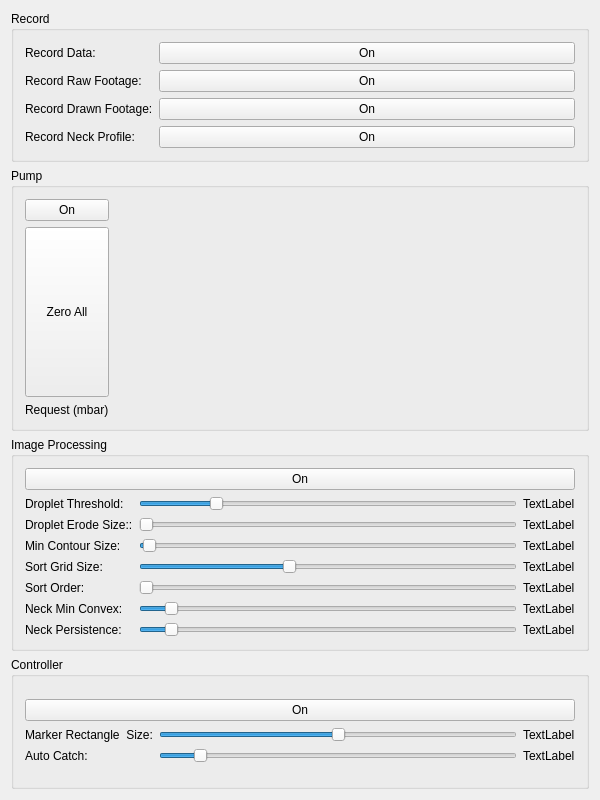
The window that EVA00/ueva/dashboard.ui (DaveSketchySpeedway/RoboDrop) describes before a commit, drawn with Qt 5.
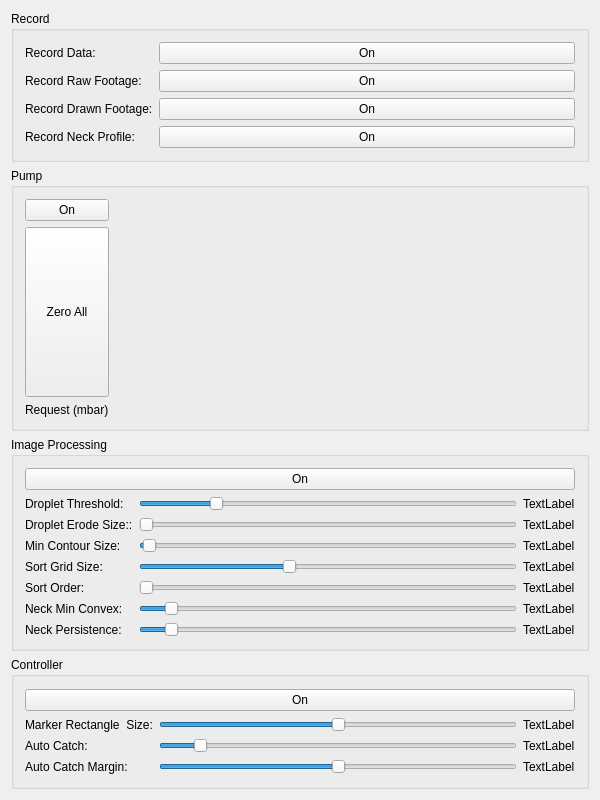
The same window after the commit.

Commit message: added auto margin, added and fixed global reset tuned observer to fix estimate divergence

Patch:
```diff
--- a/EVA00/ueva/dashboard.ui
+++ b/EVA00/ueva/dashboard.ui
@@ -523,6 +523,39 @@
           </property>
          </widget>
         </item>
+        <item row="3" column="1">
+         <widget class="QSlider" name="autoMarginSlider">
+          <property name="minimum">
+           <number>0</number>
+          </property>
+          <property name="maximum">
+           <number>200</number>
+          </property>
+          <property name="pageStep">
+           <number>1</number>
+          </property>
+          <property name="value">
+           <number>100</number>
+          </property>
+          <property name="orientation">
+           <enum>Qt::Horizontal</enum>
+          </property>
+         </widget>
+        </item>
+        <item row="3" column="0">
+         <widget class="QLabel" name="label_15">
+          <property name="text">
+           <string>Auto Catch Margin:</string>
+          </property>
+         </widget>
+        </item>
+        <item row="3" column="2">
+         <widget class="QLabel" name="autoMarginLabel">
+          <property name="text">
+           <string>TextLabel</string>
+          </property>
+         </widget>
+        </item>
        </layout>
       </item>
      </layout>
```
The commit also changes 6 other files.
